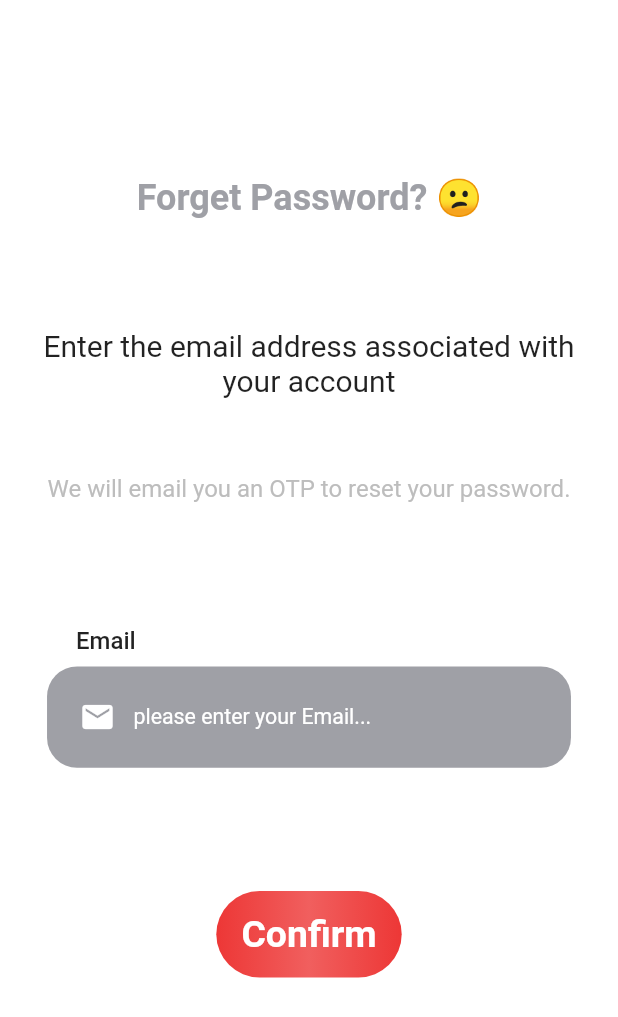
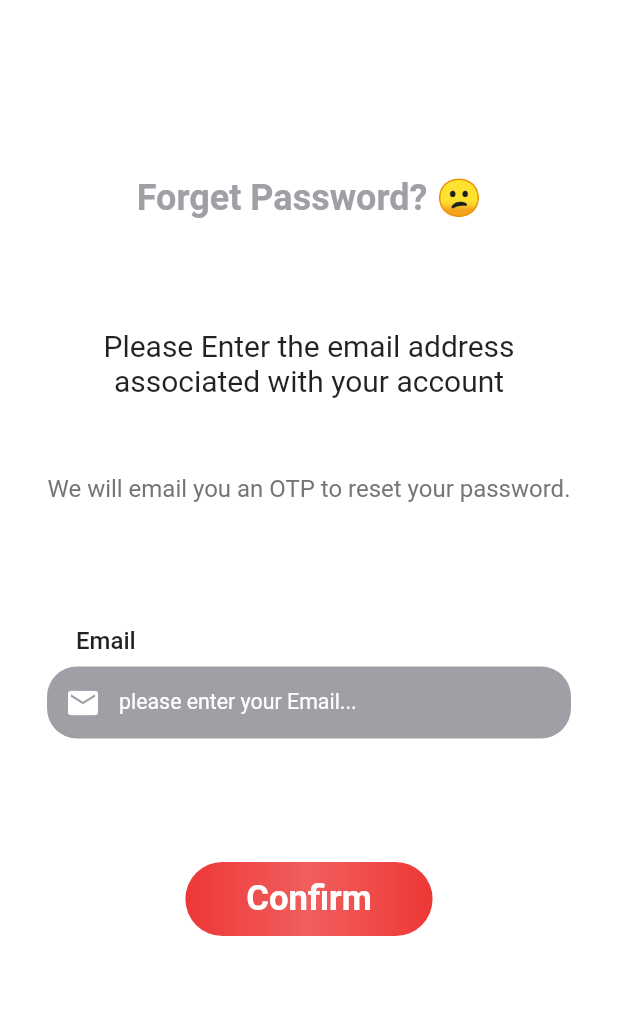
Before and after one commit to fawezz/unimate-front, a Flutter app: the ForgetPwdEmail screen opened by its route, on a phone screen of 412 x 824 dp. Shown: the top 1017 px of the screen. Run offline on Flutter 3.47's test engine with Material 2 defaults, Android fonts, the phone set to English and light mode, and no system bars; our stand-ins replace flutter_easyloading, flutter_screenutil, get, hexcolor, rflutter_alert, shared_preferences; accounts and stored records are empty.

Commit message:
refactored forgetPwd views, fixed navigation, implemented input control, fixed screens overflowing

```diff
--- a/lib/controllers/ForgetPwdController.dart
+++ b/lib/controllers/ForgetPwdController.dart
@@ -1,36 +1,31 @@
 import 'dart:convert';
-import 'dart:ffi';
 import 'package:flutter/cupertino.dart';
 import 'package:get/get.dart';
 import 'package:flutter_easyloading/flutter_easyloading.dart';
 import 'package:rflutter_alert/rflutter_alert.dart';
 import 'package:shared_preferences/shared_preferences.dart';
+import 'package:univ_chat_gpt/app/Routes.dart';
 import 'package:univ_chat_gpt/services/userService.dart';
 
 class ForgetPwd extends GetxController {
   //Getting The email from ForgetPwdView
-  final emailAddress = TextEditingController().obs;
+  final emailController = TextEditingController().obs;
   //Getting Password&Confirm FromForgetPwdChangeItView
-  final password = TextEditingController().obs;
-  final confirmPassword = TextEditingController().obs;
-
-  //Creating Controllers to the OTP Fields
-  late Rx<TextEditingController> otp1Controller;
-  late Rx<TextEditingController> otp2Controller;
-  late Rx<TextEditingController> otp3Controller;
-  late Rx<TextEditingController> otp4Controller;
+  final passwordController = TextEditingController().obs;
+  final confirmPasswordController = TextEditingController().obs;
 
   //Refering to the fields To acces their Values
-  final otp1 = TextEditingController().obs;
-  final otp2 = TextEditingController().obs;
-  final otp3 = TextEditingController().obs;
-  final otp4 = TextEditingController().obs;
+  final otp1controller = TextEditingController().obs;
+  final otp2Controller = TextEditingController().obs;
+  final otp3Controller = TextEditingController().obs;
+  final otp4Controller = TextEditingController().obs;
 
   //Sending OTP Post Request
   Future<void> sendOTP() async {
     if (true) {
       EasyLoading.show(status: 'loading...');
-      final response = await UserService.postSendOTP(emailAddress.value.text);
+      final response =
+          await UserService.postSendOTP(emailController.value.text);
       EasyLoading.dismiss();
 
       Map<String, dynamic> body = jsonDecode(response.body);
@@ -39,14 +34,14 @@ class ForgetPwd extends GetxController {
           {
             EasyLoading.showSuccess("Success");
             SharedPreferences prefs = await SharedPreferences.getInstance();
-            prefs.setString("email", emailAddress.value.text);
+            prefs.setString("email", emailController.value.text);
             await Future.delayed(const Duration(milliseconds: 700));
             EasyLoading.dismiss();
             Alert(
                     context: Get.context!,
-                    title: "OTP Sended To ${emailAddress.value.text}")
+                    title: "OTP Sent To ${emailController.value.text}")
                 .show();
-            Get.offAndToNamed('/forgetPwd');
+            Get.offAndToNamed(NamedRoutes.forgetPwdOTP);
           }
           break;
         case 403:
@@ -70,7 +65,7 @@ class ForgetPwd extends GetxController {
 
   //Verifying OTP Post Request
   Future<void> verifyOTP() async {
-    if (otpCollectorAndParser() != 0) {
+    if (otpCollectorAndParser() != -1) {
       EasyLoading.show(status: 'loading...');
       SharedPreferences pre = await SharedPreferences.getInstance();
       final response = await UserService.postVerifyOTP(
@@ -85,7 +80,7 @@ class ForgetPwd extends GetxController {
             await Future.delayed(const Duration(milliseconds: 700));
             EasyLoading.dismiss();
             Alert(context: Get.context!, title: "Done").show();
-            Get.offAndToNamed('/changePwd');
+            Get.offAndToNamed(NamedRoutes.resetPwd);
           }
           break;
         case 403:
@@ -112,25 +107,25 @@ class ForgetPwd extends GetxController {
 
   //Fun to Get value of each OTP field , collect them as a string then parse it to Int and return it
   int otpCollectorAndParser() {
-    if (otp1.value.text != "" &&
-        otp2.value.text != "" &&
-        otp3.value.text != "" &&
-        otp4.value.text != "") {
-      return int.parse(otp1.value.text +
-          otp2.value.text +
-          otp3.value.text +
-          otp4.value.text);
+    if (otp1controller.value.text != "" &&
+        otp2Controller.value.text != "" &&
+        otp3Controller.value.text != "" &&
+        otp4Controller.value.text != "") {
+      return int.parse(otp1controller.value.text +
+          otp2Controller.value.text +
+          otp3Controller.value.text +
+          otp4Controller.value.text);
     }
-    return 0;
+    return -1;
   }
 
   //Changing Pwd Post Request
-  Future<void> changePwd() async {
+  Future<void> resetPwd() async {
     if (comparePwd()) {
       EasyLoading.show(status: 'loading...');
       SharedPreferences pref = await SharedPreferences.getInstance();
       final response = await UserService.putResetPwd(
-          pref.getString("email")!, password.value.text);
+          pref.getString("email")!, passwordController.value.text);
       EasyLoading.dismiss();
       Map<String, dynamic> body = jsonDecode(response.body);
       switch (response.statusCode) {
@@ -163,17 +158,43 @@ class ForgetPwd extends GetxController {
       Alert(
               context: Get.context!,
               title: "Failure ⚠️",
-              desc: "Password doest confirm")
+              desc: "Passwords do not match")
           .show();
     }
   }
 
   //Fun to Compare Passwords Before sending the Request
   bool comparePwd() {
-    if (password.value.text != confirmPassword.value.text) {
+    if (passwordController.value.text != confirmPasswordController.value.text) {
       return false;
     } else {
       return true;
+    }
+  }
+
+  String? validateEmail(String? value) {
+    if (!RegExp(
+            r"^[a-zA-Z0-9.a-zA-Z0-9.!#$%&'*+-/=?^_`{|}~]+@[a-zA-Z0-9-]+\.[a-zA-Z][a-zA-Z]+")
+        .hasMatch(value!)) {
+      return "Please enter a valid Email";
+    } else {
+      return null;
+    }
+  }
+
+  String? validatePassword(String? value) {
+    if (passwordController.value.text.length < 8) {
+      return "Password must be at least 8 characters long";
+    } else {
+      return null;
+    }
+  }
+
+  String? validatePasswordsMatching(String? value) {
+    if (passwordController.value.text != confirmPasswordController.value.text) {
+      return "Passwords do not match, please verify";
+    } else {
+      return null;
     }
   }
 
--- a/lib/custom_widgets/InputField.dart
+++ b/lib/custom_widgets/InputField.dart
@@ -10,17 +10,18 @@ class InputField extends StatelessWidget {
       required this.prefixIcon,
       this.suffixIcon,
       required this.textController,
-      required,
-      this.function,
+      this.validatorFunction,
+      this.keyboardType,
       this.suffix = false})
       : super(key: key);
 
   final String label;
-  final VoidCallback? function;
   final IconData prefixIcon;
   final IconData? suffixIcon;
   final bool suffix;
   RxBool passwordVisible = false.obs;
+  TextInputType? keyboardType;
+  final String? Function(String?)? validatorFunction;
 
   Rx<TextEditingController> textController;
 
@@ -46,27 +47,28 @@ class InputField extends StatelessWidget {
           Align(
             alignment: Alignment.centerLeft,
             child: SizedBox(
-              height: 0.0818.sh,
               width: 0.88.sw,
-              child: Container(
-                  width: 0.88.sw,
-                  height: 0.07.sh,
-                  decoration: BoxDecoration(
-                      borderRadius: BorderRadius.circular(20),
-                      color: secondaryColor),
-                  padding: EdgeInsets.only(left: 10.w, right: 10.w),
-                  child: Center(
               child: Obx(
                 () => TextFormField(
               controller: textController.value,
               autovalidateMode: AutovalidateMode.onUserInteraction,
               obscureText: suffix ? !passwordVisible.value : false.obs.value,
+              keyboardType: keyboardType,
               style: TextStyle(color: Colors.white, fontSize: 16.sp),
               textAlignVertical: TextAlignVertical.center,
               decoration: InputDecoration(
+                filled: true,
+                fillColor: secondaryColor,
                 hintText: 'please enter your $label...',
                 hintStyle: const TextStyle(color: Colors.white),
-                        border: InputBorder.none,
+                contentPadding: const EdgeInsets.symmetric(vertical: 10.0, horizontal: 10.0),
+                border: OutlineInputBorder(
+                      borderRadius: BorderRadius.circular(20.0),
+                      borderSide: const BorderSide(
+                        width: 0,
+                        style: BorderStyle.none,
+                      ),
+                ),
                 prefixIcon: Icon(
                   prefixIcon,
                   color: Colors.white,
@@ -89,8 +91,9 @@ class InputField extends StatelessWidget {
                         ))
                     : null,
               ),
+              validator: validatorFunction,
                 ),
-                  ))),
+              ),
             ),
           ),
         ],
--- a/lib/custom_widgets/RedButton.dart
+++ b/lib/custom_widgets/RedButton.dart
@@ -1,27 +1,32 @@
 import 'package:flutter/material.dart';
 import 'package:flutter_screenutil/flutter_screenutil.dart';
 import 'package:get/get.dart';
-import 'package:hexcolor/hexcolor.dart';
 import 'package:univ_chat_gpt/app/Colors.dart';
 
 class RedButton extends StatelessWidget {
-  const RedButton({Key? key, required this.text, required this.function, this.height, this.width}) : super(key: key);
+  const RedButton(
+      {Key? key,
+      required this.text,
+      required this.function,
+      this.height,
+      this.width})
+      : super(key: key);
 
   final String text;
-  final height;
-  final width;
+  final double? height;
+  final double? width;
   final VoidCallback function;
   @override
   Widget build(BuildContext context) {
     return Container(
-      width: width ?? Get.width * 0.8,
-      height: height ?? Get.height * 0.07,
+      width: width ?? 0.7.sw,
+      height: height ?? 0.06.sh,
       decoration: ShapeDecoration(
         shape: const StadiumBorder(),
         gradient: LinearGradient(
           begin: Alignment.centerLeft,
           end: Alignment.centerRight,
-          colors: [primaryColor,primaryColor.withOpacity(0.8),primaryColor],
+          colors: [primaryColor, primaryColor.withOpacity(0.8), primaryColor],
         ),
       ),
       child: MaterialButton(
@@ -31,11 +36,10 @@ class RedButton extends StatelessWidget {
             text,
             style: TextStyle(
               color: Colors.white,
-              fontSize: 28.sp,
+              fontSize: 26.sp,
               fontWeight: FontWeight.bold,
             ),
-          )
-      ),
+          )),
     );
   }
 }
--- a/lib/views/ForgetPwdEmail.dart
+++ /dev/null
@@ -1,66 +0,0 @@
-import 'package:flutter/material.dart';
-import 'package:get/get.dart';
-import 'package:flutter_screenutil/flutter_screenutil.dart';
-import 'package:univ_chat_gpt/controllers/ForgetPwdController.dart';
-import 'package:univ_chat_gpt/custom_widgets/InputField.dart';
-import 'package:univ_chat_gpt/custom_widgets/RedButton.dart';
-import 'package:univ_chat_gpt/app/Colors.dart' as color;
-import '../controllers/ForgetPwdController.dart';
-
-class ForgetPwdEmail extends StatelessWidget {
-  const ForgetPwdEmail({super.key});
-
-  @override
-  Widget build(BuildContext context) {
-    double width = MediaQuery.of(context).size.width;
-    double height = MediaQuery.of(context).size.height;
-    ForgetPwd controller = Get.put(ForgetPwd());
-    return SafeArea(
-      child: Scaffold(
-        resizeToAvoidBottomInset: false,
-        body: Padding(
-          padding: EdgeInsets.fromLTRB(24.sp, 50.sp, 24.sp, 24.sp),
-          child: Column(children: [
-            0.1.sh.verticalSpace,
-            Text(
-              "Forget Password? 😕",
-              style: TextStyle(
-                  color: color.secondaryColor,
-                  fontSize: 24,
-                  fontWeight: FontWeight.bold),
-            ),
-            0.1.sh.verticalSpace,
-            const Text(
-              "Enter the email address associated with your account",
-              textAlign: TextAlign.center,
-              style: TextStyle(fontSize: 20),
-            ),
-            0.07.sh.verticalSpace,
-            Text(
-              "We will email you an OTP to reset your password.",
-              style: TextStyle(
-                color: Colors.grey[400],
-                fontSize: 16,
-              ),
-            ),
-            0.1.sh.verticalSpace,
-            Padding(
-              padding: const EdgeInsets.fromLTRB(10, 0, 10, 0),
-              child: InputField(
-                  label: "Email",
-                  prefixIcon: Icons.email,
-                  textController: controller.emailAddress),
-            ),
-            0.1.sh.verticalSpace,
-            RedButton(
-                text: "Confirm",
-                width: width * 0.3,
-                function: () {
-                  controller.sendOTP();
-                }),
-          ]),
-        ),
-      ),
-    );
-  }
-}
--- /dev/null
+++ b/lib/views/forgotPwd/ForgetPwdEmail.dart
@@ -0,0 +1,71 @@
+import 'package:flutter/material.dart';
+import 'package:get/get.dart';
+import 'package:flutter_screenutil/flutter_screenutil.dart';
+import 'package:univ_chat_gpt/controllers/ForgetPwdController.dart';
+import 'package:univ_chat_gpt/custom_widgets/InputField.dart';
+import 'package:univ_chat_gpt/custom_widgets/RedButton.dart';
+import 'package:univ_chat_gpt/app/Colors.dart' as color;
+import '../../controllers/ForgetPwdController.dart';
+
+class ForgetPwdEmail extends StatelessWidget {
+  const ForgetPwdEmail({super.key});
+
+  @override
+  Widget build(BuildContext context) {
+    double width = MediaQuery.of(context).size.width;
+    double height = MediaQuery.of(context).size.height;
+    ForgetPwd controller = Get.put(ForgetPwd());
+    return SafeArea(
+      child: Scaffold(
+        body: Padding(
+          padding: EdgeInsets.fromLTRB(24.sp, 50.sp, 24.sp, 24.sp),
+          child: SingleChildScrollView(
+            physics: const BouncingScrollPhysics(),
+            child: Column(children: [
+              0.1.sh.verticalSpace,
+              Text(
+                "Forget Password? 😕",
+                style: TextStyle(
+                    color: color.secondaryColor,
+                    fontSize: 24,
+                    fontWeight: FontWeight.bold),
+              ),
+              0.1.sh.verticalSpace,
+              const Text(
+                "Please Enter the email address associated with your account",
+                textAlign: TextAlign.center,
+                style: TextStyle(fontSize: 20),
+              ),
+              0.07.sh.verticalSpace,
+              Text(
+                "We will email you an OTP to reset your password.",
+                style: TextStyle(
+                  color: Colors.grey[600],
+                  fontSize: 16,
+                ),
+              ),
+              0.1.sh.verticalSpace,
+              Padding(
+                padding: const EdgeInsets.fromLTRB(10, 0, 10, 0),
+                child: InputField(
+                  label: "Email",
+                  prefixIcon: Icons.email,
+                  textController: controller.emailController,
+                  keyboardType: TextInputType.emailAddress,
+                  validatorFunction: controller.validateEmail,
+                ),
+              ),
+              0.1.sh.verticalSpace,
+              RedButton(
+                  text: "Confirm",
+                  width: 0.4.sw,
+                  function: () {
+                    controller.sendOTP();
+                  }),
+            ]),
+          ),
+        ),
+      ),
+    );
+  }
+}
--- a/pubspec.yaml
+++ b/pubspec.yaml
@@ -42,10 +42,7 @@ dependencies:
   # The following adds the Cupertino Icons font to your application.
   # Use with the CupertinoIcons class for iOS style icons.
   cupertino_icons: ^1.0.2
-  http: ^0.13.5
-  flutter_easyloading: ^3.0.5
-  rflutter_alert: ^2.0.4
-  shared_preferences: ^2.0.17
+
 
 dev_dependencies:
   flutter_test:
```
Also changed, not shown: lib/controllers/LoginController.dart (+32 -23 lines), lib/controllers/SignUpController.dart (+65 -32 lines), lib/main.dart (+15 -8 lines), lib/views/LoginView.dart (+10 -5 lines), lib/views/SignUpView.dart (+15 -8 lines), lib/views/forgotPwd/ForgetPwdOTPView.dart (renamed from lib/views/ForgetPasswordOTPView.dart, +21 -27 lines), lib/views/forgotPwd/ResetPasswordView.dart (renamed from lib/views/ForgetPwdChangeItView.dart, +24 -19 lines). Lines whose indentation alone changed are shown as unchanged.
